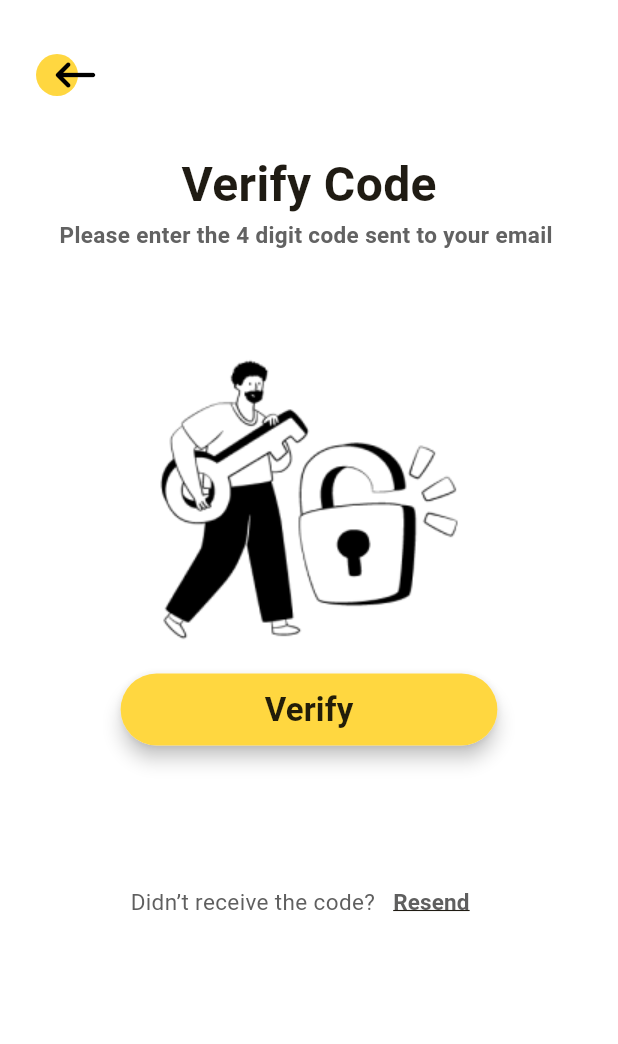
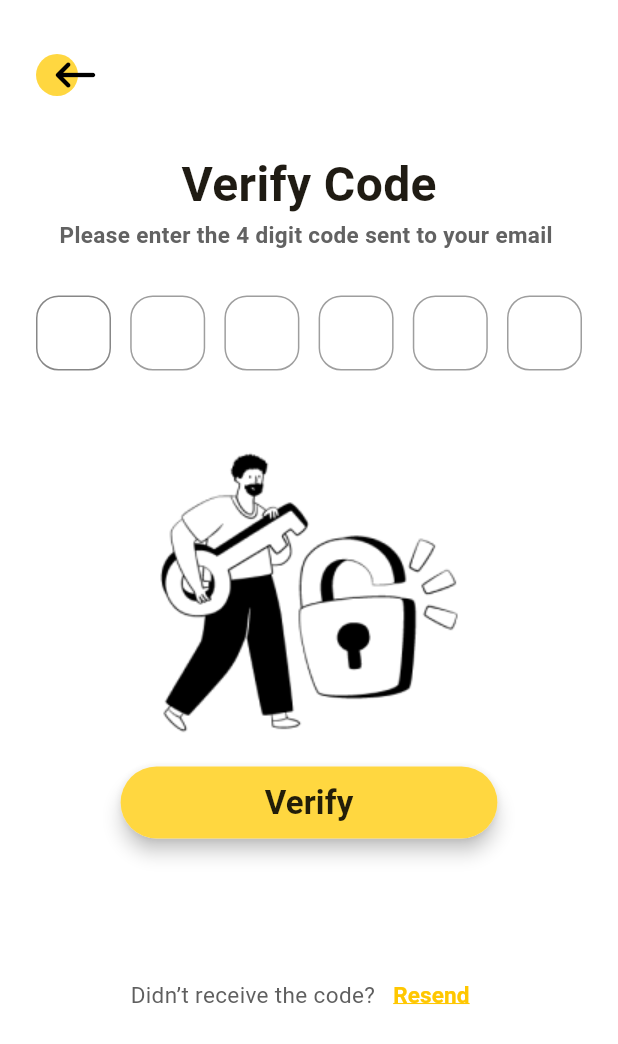
Before and after one commit to Dohahamdyy/citizen-connect, a Flutter app: the VerifyCodeScreen screen opened by its route, on a phone screen of 412 x 824 dp. Shown: the top 1044 px of the screen. Run offline on Flutter 3.47's test engine with Material 3 defaults, Android fonts, the phone set to English and light mode, and no system bars; drawn by our look-alikes of pin_code_fields; our stand-ins replace flutter_svg, geolocator, image_picker, shared_preferences; accounts and stored records are empty.

Commit message:
code fixes

```diff
--- a/lib/main.dart
+++ b/lib/main.dart
@@ -47,7 +47,7 @@ class MyApp extends StatelessWidget {
         useMaterial3: true,
       ),
       routes: {
-        '/': (context) => const SplashScreen(),
+        '/': (context) => const VerifyCodeScreen(),
         '/login': (context) => const LoginScreen(),
         '/signup': (context) => const SignupScreen(),
         '/home': (context) => const HomeScreen(),
@@ -70,6 +70,7 @@ class MyApp extends StatelessWidget {
         '/electric': (context) => const ElectricScreen(),
         '/environmental': (context) => const EnvironmentalScreen(),
         '/road': (context) => const RoadScreen(),
+        '/reset-password': (context) => const ResetPasswordScreen(),
       },
     );
   }
--- a/lib/ui/screens/verify_code_screen.dart
+++ b/lib/ui/screens/verify_code_screen.dart
@@ -1,8 +1,18 @@
 import 'package:flutter/material.dart';
+import 'package:flutter_demo/ui/utils/colors.dart';
 import 'package:flutter_demo/ui/widgets/back_button.dart';
+import 'package:pin_code_fields/pin_code_fields.dart';
 
-class VerifyCodeScreen extends StatelessWidget {
+class VerifyCodeScreen extends StatefulWidget {
   const VerifyCodeScreen({super.key});
+
+  @override
+  State<VerifyCodeScreen> createState() => _VerifyCodeScreenState();
+}
+
+class _VerifyCodeScreenState extends State<VerifyCodeScreen> {
+  TextEditingController? _controller;
+  String otpCode = '';
 
   @override
   Widget build(BuildContext context) {
@@ -37,7 +47,52 @@ class VerifyCodeScreen extends StatelessWidget {
                   color: Color(0xFF626262),
                 ),
               ),
-              const SizedBox(height: 50),
+              const SizedBox(height: 30),
+              Row(
+                children: [
+                  Expanded(
+                    child: Directionality(
+                      textDirection: TextDirection.ltr,
+                      child: PinCodeTextField(
+                        enableActiveFill: true,
+                        appContext: context,
+                        pastedTextStyle: const TextStyle(
+                          color: Colors.black,
+                          fontWeight: FontWeight.bold,
+                        ),
+                        length: 6,
+                        animationDuration: Duration.zero,
+                        animationType: AnimationType.none,
+                        controller: _controller,
+                        beforeTextPaste: (text) =>
+                            (num.tryParse(text!) != null && text.length == 6),
+                        errorTextSpace: 2,
+                        pinTheme: PinTheme(
+                          disabledColor: AppColors.yellowColor,
+                          activeColor: AppColors.greyColor,
+                          inactiveColor: Colors.grey.shade500,
+                          activeFillColor: AppColors.greyColor.withOpacity(0.2),
+                          selectedColor: AppColors.greyColor,
+                          borderRadius: BorderRadius.circular(15),
+                          inactiveFillColor: Colors.white,
+                          selectedFillColor: Colors.white,
+                          shape: PinCodeFieldShape.box,
+                          borderWidth: 1,
+                          errorBorderColor: Colors.red,
+                          fieldHeight: 50,
+                          fieldWidth: 50,
+                        ),
+                        // controller: controller,
+                        keyboardType: TextInputType.number,
+                        autoFocus: true,
+                        onCompleted: (v) => otpCode = v,
+                        onChanged: (value) => otpCode = value,
+                      ),
+                    ),
+                  ),
+                ],
+              ),
+              const SizedBox(height: 30),
               Image.asset(
                 'assets/images/verify_icon.png',
               ),
@@ -80,11 +135,11 @@ class VerifyCodeScreen extends StatelessWidget {
                     child: const Text(
                       'Resend',
                       style: TextStyle(
-                        fontSize: 15,
-                        color: Color(0xFF5F5F5F),
-                        fontWeight: FontWeight.w600,
-                        decoration: TextDecoration.underline,
-                      ),
+                          fontSize: 15,
+                          color: AppColors.yellowColor,
+                          fontWeight: FontWeight.w600,
+                          decoration: TextDecoration.underline,
+                          decorationColor: AppColors.yellowColor),
                     ),
                   ),
                 ],
--- a/pubspec.yaml
+++ b/pubspec.yaml
@@ -39,6 +39,7 @@ dependencies:
   image_picker: ^1.1.2
   shared_preferences: ^2.2.3
   geolocator: ^12.0.0
+  pin_code_fields: ^8.0.1
 
 dev_dependencies:
   flutter_test:
```
Also changed, not shown: pubspec.lock.
